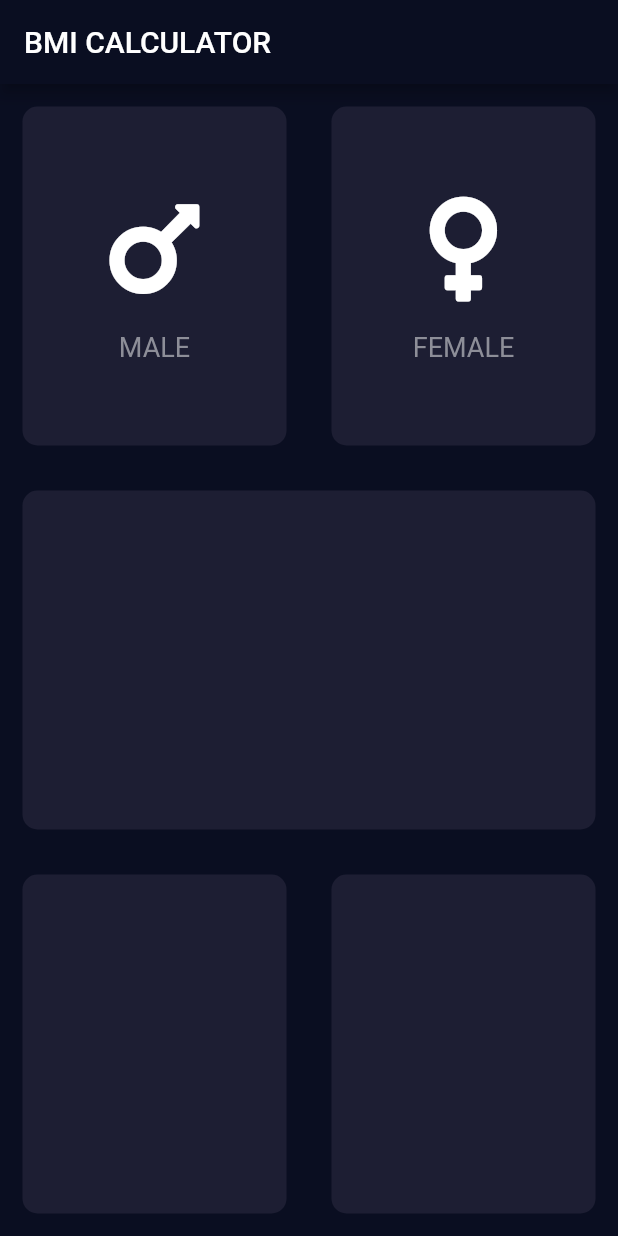
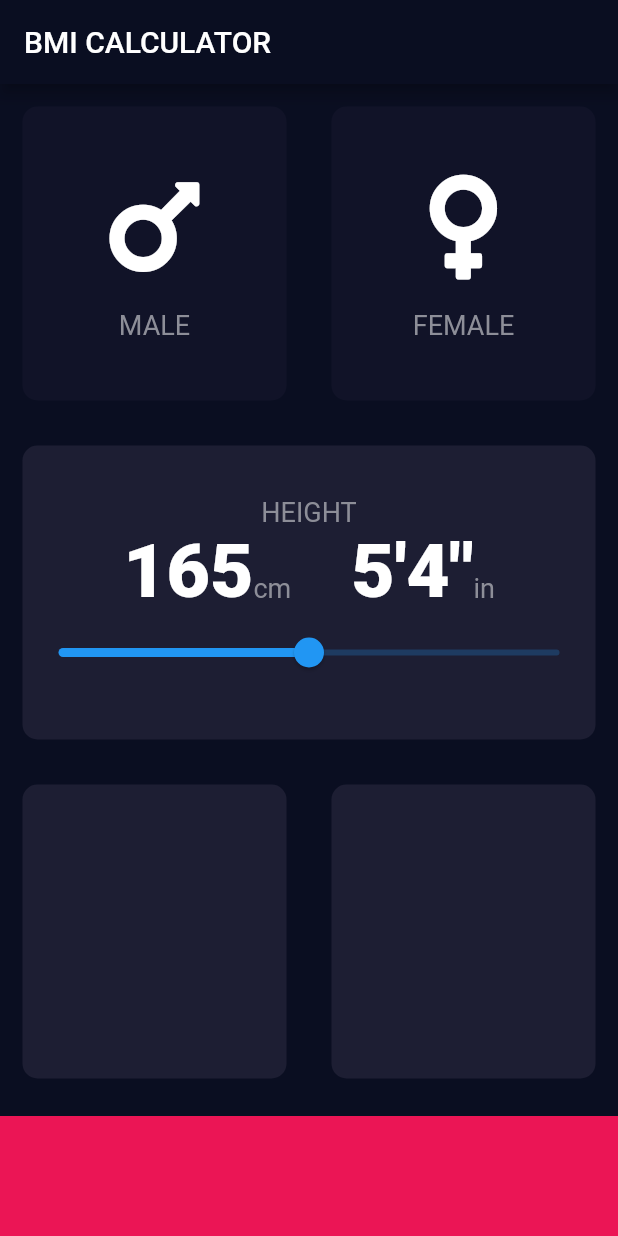
Before and after one commit to hennesk/flutter_bmi, a Flutter app: the screen it shows after launch, on a phone screen of 412 x 824 dp. Run offline on Flutter 3.47's test engine with Material 2 defaults, Android fonts, the phone set to English and light mode, and no system bars; our stand-ins replace font_awesome_flutter.

Commit message:
Some updates

```diff
--- /dev/null
+++ b/lib/constants.dart
@@ -0,0 +1,20 @@
+import 'package:flutter/material.dart';
+
+// const kSliderActiveColor = Color();
+// const kSliderInactiveColor = Color();
+const kBottomContainerHeight = 80.0;
+const kBottomContainerColor = Color(0xffeb1555);
+const kActiveCardColor = Color(0xff1d1e33);
+const kInactiveCardColor = Color(0xff111328);
+const kIconSize = 80.0;
+const kIconTextSpacing = 15.0;
+const kCardBorderRadius = 10.0;
+const kCardMargins = 15.0;
+const kLabelStyle = TextStyle(
+  fontSize: 18,
+  color: Color(0xff8d8e98),
+);
+const kChunkyLabelStyle = TextStyle(
+  fontSize: 50,
+  fontWeight: FontWeight.w900,
+);
--- /dev/null
+++ b/lib/icon_content.dart
@@ -0,0 +1,27 @@
+import 'package:flutter/material.dart';
+
+import 'constants.dart';
+
+class IconContent extends StatelessWidget {
+  IconContent({@required this.iconData, @required this.label});
+  final IconData iconData;
+  final String label;
+
+  @override
+  Widget build(BuildContext context) {
+    return Column(
+      mainAxisAlignment: MainAxisAlignment.center,
+      children: [
+        Icon(
+          iconData,
+          size: kIconSize,
+        ),
+        SizedBox(height: kIconTextSpacing),
+        Text(
+          label,
+          style: kLabelStyle,
+        ),
+      ],
+    );
+  }
+}
--- a/lib/input_page.dart
+++ b/lib/input_page.dart
@@ -1,9 +1,14 @@
 import 'package:flutter/material.dart';
 import 'package:font_awesome_flutter/font_awesome_flutter.dart';
 
-const bottomContainerHeight = 80.0;
-const bottomContainerColor = Color(0xffeb1555);
-const activeCardColor = Color(0xff1d1e33);
+import 'constants.dart';
+import 'icon_content.dart';
+import 'reusable_card.dart';
+
+enum Gender {
+  male,
+  female,
+}
 
 class InputPage extends StatefulWidget {
   @override
@@ -11,6 +16,23 @@ class InputPage extends StatefulWidget {
 }
 
 class _InputPageState extends State<InputPage> {
+  Color maleCardColor = kInactiveCardColor;
+  Color femaleCardColor = kInactiveCardColor;
+  Gender selected;
+  int userHeight = 165;
+
+  void tap(Gender gender) {
+    setState(() {
+      if (gender == Gender.male) {
+        maleCardColor = kActiveCardColor;
+        femaleCardColor = kInactiveCardColor;
+      } else {
+        femaleCardColor = kActiveCardColor;
+        maleCardColor = kInactiveCardColor;
+      }
+    });
+  }
+
   @override
   Widget build(BuildContext context) {
     return Scaffold(
@@ -18,92 +40,116 @@ class _InputPageState extends State<InputPage> {
         title: Text('BMI CALCULATOR'),
       ),
       body: Column(
+        crossAxisAlignment: CrossAxisAlignment.stretch,
         children: [
           Expanded(
             child: Row(
               children: [
                 Expanded(
-                  child: BmiCard(
-                    color: activeCardColor,
-                    child: SexIcon(
-                      genderIcon: FontAwesomeIcons.mars,
-                      genderText: 'MALE',
+                  child: ReusableCard(
+                    onTap: () {
+                      setState(() {
+                        selected = Gender.male;
+                      });
+                    },
+                    color: selected == Gender.male
+                        ? kActiveCardColor
+                        : kInactiveCardColor,
+                    child: IconContent(
+                      iconData: FontAwesomeIcons.mars,
+                      label: 'MALE',
                     ),
                   ),
                 ),
                 Expanded(
-                    child: BmiCard(
-                        color: activeCardColor,
-                        child: SexIcon(
-                          genderIcon: FontAwesomeIcons.venus,
-                          genderText: 'FEMALE',
-                        ))),
+                  child: ReusableCard(
+                    onTap: () {
+                      setState(() {
+                        selected = Gender.female;
+                      });
+                    },
+                    color: selected == Gender.female
+                        ? kActiveCardColor
+                        : kInactiveCardColor,
+                    child: IconContent(
+                      iconData: FontAwesomeIcons.venus,
+                      label: 'FEMALE',
+                    ),
+                  ),
+                ),
               ],
             ),
           ),
           Expanded(
             child: Row(
               children: [
-                Expanded(child: BmiCard(color: activeCardColor)),
+                Expanded(
+                  child: ReusableCard(
+                    color: kActiveCardColor,
+                    child: Column(
+                      mainAxisAlignment: MainAxisAlignment.center,
+                      children: [
+                        Text('HEIGHT', style: kLabelStyle),
+                        Row(
+                          mainAxisAlignment: MainAxisAlignment.center,
+                          crossAxisAlignment: CrossAxisAlignment.baseline,
+                          textBaseline: TextBaseline.alphabetic,
+                          children: [
+                            Text(
+                              userHeight.toString(),
+                              style: kChunkyLabelStyle,
+                            ),
+                            Text(
+                              'cm',
+                              style: kLabelStyle,
+                            ),
+                            SizedBox(width: 40),
+                            Text(
+                              ((userHeight ~/ 2.54) ~/ 12).toString() +
+                                  '\'' +
+                                  ((userHeight ~/ 2.54) % 12).toString() +
+                                  '"',
+                              style: kChunkyLabelStyle,
+                            ),
+                            Text(
+                              'in',
+                              style: kLabelStyle,
+                            ),
+                          ],
+                        ),
+                        Slider(
+                          min: 130,
+                          value: userHeight.toDouble(),
+                          max: 200,
+                          onChanged: (height) {
+                            setState(() {
+                              userHeight = height.toInt();
+                            });
+                          },
+                        )
+                      ],
+                    ),
+                  ),
+                ),
               ],
             ),
           ),
           Expanded(
             child: Row(
               children: [
-                Expanded(child: BmiCard(color: activeCardColor)),
-                Expanded(child: BmiCard(color: activeCardColor)),
+                Expanded(child: ReusableCard(color: kActiveCardColor)),
+                Expanded(child: ReusableCard(color: kActiveCardColor)),
               ],
             ),
           ),
+          Container(
+            color: kBottomContainerColor,
+            margin: EdgeInsets.only(top: 10),
+            width: double.infinity,
+            height: kBottomContainerHeight,
+          )
         ],
       ),
     );
   }
 }
-
-class SexIcon extends StatelessWidget {
-  SexIcon({@required this.genderIcon, @required this.genderText});
-  final IconData genderIcon;
-  final String genderText;
-
-  @override
-  Widget build(BuildContext context) {
-    return Column(
-      mainAxisAlignment: MainAxisAlignment.center,
-      children: [
-        Icon(
-          genderIcon,
-          size: 80.0,
-        ),
-        SizedBox(height: 15),
-        Text(
-          genderText,
-          style: TextStyle(
-            fontSize: 18,
-            color: Color(0xff8d8e98),
-          ),
-        ),
-      ],
-    );
-  }
-}
-
-class BmiCard extends StatelessWidget {
-  BmiCard({@required this.color, this.child});
-
-  final Color color;
-  final Widget child;
-
-  @override
-  Widget build(BuildContext context) {
-    return Container(
-      child: child,
-      margin: EdgeInsets.all(15),
-      decoration: BoxDecoration(
-        color: color,
-        borderRadius: BorderRadius.circular(10),
-      ),
-    );
-  }
-}
--- /dev/null
+++ b/lib/reusable_card.dart
@@ -0,0 +1,26 @@
+import 'package:flutter/material.dart';
+
+import 'constants.dart';
+
+class ReusableCard extends StatelessWidget {
+  ReusableCard({@required this.color, this.child, this.onTap});
+
+  final Function onTap;
+  final Color color;
+  final Widget child;
+
+  @override
+  Widget build(BuildContext context) {
+    return GestureDetector(
+      onTap: onTap,
+      child: Container(
+        child: child,
+        margin: EdgeInsets.all(kCardMargins),
+        decoration: BoxDecoration(
+          color: color,
+          borderRadius: BorderRadius.circular(kCardBorderRadius),
+        ),
+      ),
+    );
+  }
+}
```
